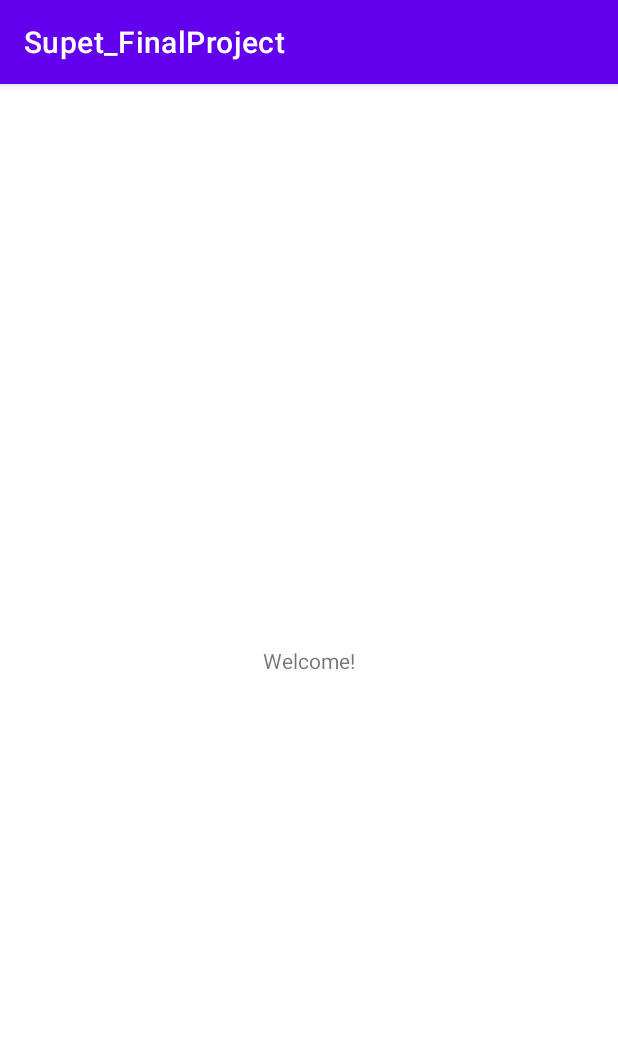
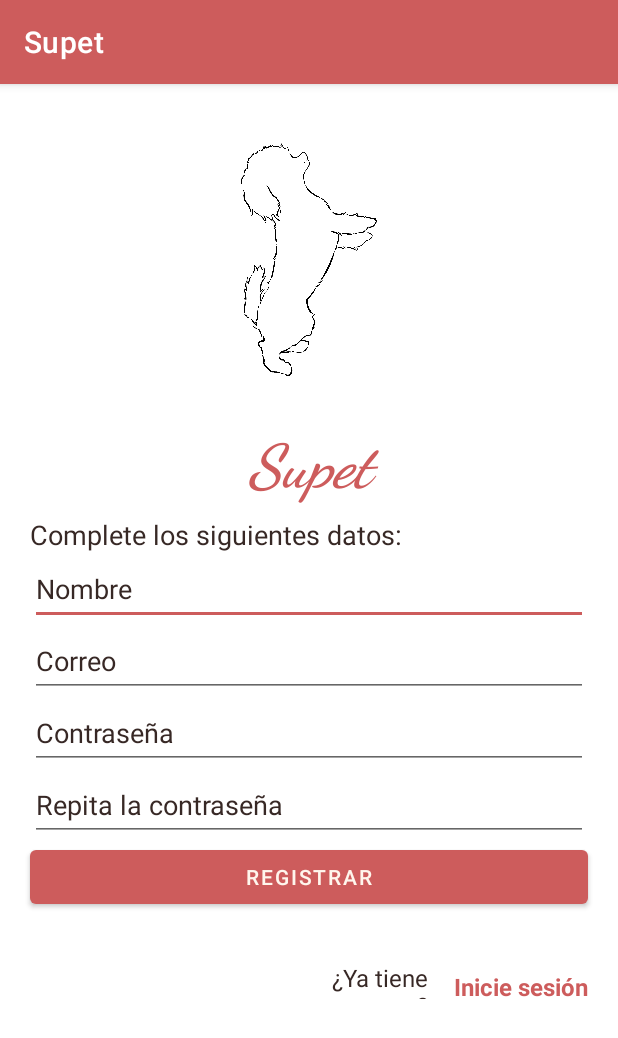
Before and after one commit to Soniamj5/Supet_finalproject, an Android app: the screen it shows after launch (MainActivity before the commit, RegisterActivity after it), on a phone screen of 412 x 824 dp. Shown: the top 1038 px of the screen. Run offline under Robolectric (Android 15) with nearby library versions, the phone set to English and light mode, and no system bars; our stand-ins replace Firebase (no records; nobody signed in at launch, a user with empty details on screens opened directly).

Commit message:
Firebase Firestore & Authentication functioning & RegisterActivity

```diff
--- a/app/src/main/AndroidManifest.xml
+++ b/app/src/main/AndroidManifest.xml
@@ -15,6 +15,9 @@
         tools:targetApi="31">
         <activity
             android:name=".MainActivity"
+            android:exported="true" />
+        <activity
+            android:name=".RegisterActivity"
             android:exported="true">
             <intent-filter>
                 <action android:name="android.intent.action.MAIN" />
--- a/app/src/main/java/com/animalhelpapp/supet_finalproject/MainActivity.java
+++ b/app/src/main/java/com/animalhelpapp/supet_finalproject/MainActivity.java
@@ -2,13 +2,32 @@ package com.animalhelpapp.supet_finalproject;
 
 import androidx.appcompat.app.AppCompatActivity;
 
+import android.content.Intent;
 import android.os.Bundle;
+import android.widget.ImageButton;
+import android.widget.Toast;
+
+import com.google.firebase.auth.FirebaseAuth;
 
 public class MainActivity extends AppCompatActivity {
+
+    FirebaseAuth mAuth;
 
     @Override
     protected void onCreate(Bundle savedInstanceState) {
         super.onCreate(savedInstanceState);
         setContentView(R.layout.activity_main);
+
+        /*inicializar firebase*/
+        mAuth = FirebaseAuth.getInstance();
+
+        /*button logout*/
+        ImageButton logout_btn = findViewById(R.id.logout_btn);
+        logout_btn.setOnClickListener(v -> {
+            mAuth.signOut();
+            finish();
+            startActivity(new Intent(MainActivity.this, RegisterActivity.class));
+            Toast.makeText(this, "Sesión cerrada", Toast.LENGTH_SHORT).show();
+        });
     }
 }
--- /dev/null
+++ b/app/src/main/java/com/animalhelpapp/supet_finalproject/RegisterActivity.java
@@ -0,0 +1,79 @@
+package com.animalhelpapp.supet_finalproject;
+
+import androidx.appcompat.app.AppCompatActivity;
+
+import android.content.Intent;
+import android.os.Bundle;
+import android.widget.Button;
+import android.widget.EditText;
+import android.widget.Toast;
+
+import com.google.firebase.auth.FirebaseAuth;
+import com.google.firebase.firestore.FirebaseFirestore;
+
+import java.util.HashMap;
+import java.util.Map;
+import java.util.Objects;
+
+public class RegisterActivity extends AppCompatActivity {
+    Button reg_btn;
+    EditText name, email, password, password2;
+    FirebaseFirestore mFirestore;
+    FirebaseAuth mAuth;
+
+    @Override
+    protected void onCreate(Bundle savedInstanceState) {
+        super.onCreate(savedInstanceState);
+        setContentView(R.layout.activity_register);
+
+        //Inicializar Firebase
+        mFirestore = FirebaseFirestore.getInstance();
+        mAuth = FirebaseAuth.getInstance();
+
+        //conectar con la parte gráfica
+        name = findViewById(R.id.reg_name);
+        email = findViewById(R.id.reg_email);
+        password = findViewById(R.id.reg_pass1);
+        password2 = findViewById(R.id.reg_pass2);
+
+        //Botón registrar
+        reg_btn = findViewById(R.id.reg_btn);
+        reg_btn.setOnClickListener(v -> {
+            //leer los campos
+            String nombre = name.getText().toString().trim();
+            String mail = email.getText().toString().trim();
+            String pass = password.getText().toString().trim();
+            String pass2 = password2.getText().toString().trim();
+
+            /*error si campos vacíos*/
+            if (nombre.isEmpty() && mail.isEmpty() && pass.isEmpty() && pass2.isEmpty()) {
+                Toast.makeText(RegisterActivity.this, "Por favor, rellene todos los campos", Toast.LENGTH_SHORT).show();
+            } else if (!pass2.equals(pass)) {
+                Toast.makeText(RegisterActivity.this, "Las contraseñas no coinciden", Toast.LENGTH_SHORT).show();
+            } else {
+                registrarUsuario(nombre, mail, pass);
+            }
+        });
+    }
+
+    //método registrarUsuario
+    private void registrarUsuario(String nombre, String mail, String pass) {
+        /*crear usuario*/
+        mAuth.createUserWithEmailAndPassword(mail, pass).addOnCompleteListener(task -> {
+            String id = mAuth.getCurrentUser().getUid();
+            Map<String, Object> map = new HashMap<>();
+            map.put("id", id);
+            map.put("name", nombre);
+            map.put("email", mail);
+            map.put("password", pass);
+            /*guardar los datos en collection Firestore*/
+            mFirestore.collection("user").document(id).set(map).addOnSuccessListener(unused -> {
+                /*si registro con éxito, ir a MainActivity*/
+                finish();
+                startActivity(new Intent(RegisterActivity.this, MainActivity.class));
+                Toast.makeText(RegisterActivity.this, "Usuario registrado con éxito!", Toast.LENGTH_SHORT).show();
+            }).addOnFailureListener(e -> Toast.makeText(RegisterActivity.this, "Error al guardar los datos!", Toast.LENGTH_SHORT).show());
+
+        }).addOnFailureListener(e -> Toast.makeText(RegisterActivity.this, "Error al registrar!", Toast.LENGTH_SHORT).show());
+    }
+}
--- /dev/null
+++ b/app/src/main/res/drawable/ic_logout_24.xml
@@ -0,0 +1,5 @@
+<vector android:height="24dp" android:tint="@color/cream"
+    android:viewportHeight="24" android:viewportWidth="24"
+    android:width="24dp" xmlns:android="http://schemas.android.com/apk/res/android">
+    <path android:fillColor="@android:color/white" android:pathData="M13,3h-2v10h2L13,3zM17.83,5.17l-1.42,1.42C17.99,7.86 19,9.81 19,12c0,3.87 -3.13,7 -7,7s-7,-3.13 -7,-7c0,-2.19 1.01,-4.14 2.58,-5.42L6.17,5.17C4.23,6.82 3,9.26 3,12c0,4.97 4.03,9 9,9s9,-4.03 9,-9c0,-2.74 -1.23,-5.18 -3.17,-6.83z"/>
+</vector>
--- a/app/src/main/res/layout/activity_main.xml
+++ b/app/src/main/res/layout/activity_main.xml
@@ -15,4 +15,18 @@
         app:layout_constraintStart_toStartOf="parent"
         app:layout_constraintTop_toTopOf="parent" />
 
+    <ImageButton
+        android:id="@+id/logout_btn"
+        android:layout_width="90dp"
+        android:layout_height="48dp"
+        android:background="@color/indian_red"
+        android:contentDescription="@string/logout_btn"
+        app:layout_constraintBottom_toBottomOf="parent"
+        app:layout_constraintEnd_toEndOf="parent"
+        app:layout_constraintHorizontal_bias="0.917"
+        app:layout_constraintStart_toStartOf="parent"
+        app:layout_constraintTop_toTopOf="parent"
+        app:layout_constraintVertical_bias="0.04"
+        app:srcCompat="@drawable/ic_logout_24" />
+
 </androidx.constraintlayout.widget.ConstraintLayout>
--- /dev/null
+++ b/app/src/main/res/layout/activity_register.xml
@@ -0,0 +1,186 @@
+<?xml version="1.0" encoding="utf-8"?>
+<androidx.constraintlayout.widget.ConstraintLayout xmlns:android="http://schemas.android.com/apk/res/android"
+    xmlns:app="http://schemas.android.com/apk/res-auto"
+    xmlns:tools="http://schemas.android.com/tools"
+    android:layout_width="match_parent"
+    android:layout_height="match_parent"
+    tools:context=".RegisterActivity">
+
+    <ImageView
+        android:id="@+id/imageView"
+        android:layout_width="414dp"
+        android:layout_height="230dp"
+        android:contentDescription="@string/image"
+        app:layout_constraintBottom_toBottomOf="parent"
+        app:layout_constraintEnd_toEndOf="parent"
+        app:layout_constraintHorizontal_bias="0.0"
+        app:layout_constraintStart_toStartOf="parent"
+        app:layout_constraintTop_toTopOf="parent"
+        app:layout_constraintVertical_bias="0.0"
+        app:srcCompat="@mipmap/perro" />
+
+    <TextView
+        android:id="@+id/app_name"
+        android:layout_width="match_parent"
+        android:layout_height="wrap_content"
+        android:fontFamily="cursive"
+        android:gravity="center"
+        android:text="@string/app_name"
+        android:textColor="@color/indian_red"
+        android:textSize="40sp"
+        android:textStyle="bold|italic"
+        app:layout_constraintBottom_toBottomOf="parent"
+        app:layout_constraintEnd_toEndOf="parent"
+        app:layout_constraintHorizontal_bias="0.0"
+        app:layout_constraintStart_toStartOf="@+id/reg_name"
+        app:layout_constraintTop_toBottomOf="@+id/imageView"
+        app:layout_constraintVertical_bias="0.0" />
+
+    <TextView
+        android:id="@+id/reg_txv"
+        android:layout_width="match_parent"
+        android:layout_height="wrap_content"
+        android:text="@string/reg_txv"
+        android:textColor="@color/dark_brown"
+        android:textColorHint="@color/dark_brown"
+        android:textSize="18sp"
+        app:layout_constraintBottom_toBottomOf="parent"
+        app:layout_constraintEnd_toEndOf="parent"
+        app:layout_constraintHorizontal_bias="0.0"
+        app:layout_constraintStart_toStartOf="parent"
+        app:layout_constraintTop_toBottomOf="@+id/app_name"
+        app:layout_constraintVertical_bias="0.018"
+        android:layout_marginStart="20dp"
+        android:layout_marginEnd="20dp"/>
+
+    <EditText
+        android:id="@+id/reg_name"
+        android:layout_width="match_parent"
+        android:layout_height="wrap_content"
+        android:ems="10"
+        android:hint="@string/reg_name"
+        android:importantForAutofill="no"
+        android:inputType="textPersonName"
+        android:minHeight="48dp"
+        android:textColor="@color/dark_brown"
+        android:textColorHint="@color/dark_brown"
+        app:layout_constraintBottom_toBottomOf="parent"
+        app:layout_constraintEnd_toEndOf="parent"
+        app:layout_constraintHorizontal_bias="1.0"
+        app:layout_constraintStart_toStartOf="parent"
+        app:layout_constraintTop_toBottomOf="@+id/reg_txv"
+        app:layout_constraintVertical_bias="0.0"
+        android:layout_marginStart="20dp"
+        android:layout_marginEnd="20dp"/>
+
+    <EditText
+        android:id="@+id/reg_email"
+        android:layout_width="match_parent"
+        android:layout_height="wrap_content"
+        android:ems="10"
+        android:hint="@string/reg_email"
+        android:importantForAutofill="no"
+        android:inputType="textEmailAddress"
+        android:minHeight="48dp"
+        android:textColor="@color/dark_brown"
+        android:textColorHint="@color/dark_brown"
+        app:layout_constraintBottom_toBottomOf="parent"
+        app:layout_constraintEnd_toEndOf="parent"
+        app:layout_constraintHorizontal_bias="0.0"
+        app:layout_constraintStart_toStartOf="parent"
+        app:layout_constraintTop_toBottomOf="@+id/reg_name"
+        app:layout_constraintVertical_bias="0.0"
+        android:layout_marginStart="20dp"
+        android:layout_marginEnd="20dp"/>
+
+    <EditText
+        android:id="@+id/reg_pass1"
+        android:layout_width="match_parent"
+        android:layout_height="wrap_content"
+        android:ems="10"
+        android:hint="@string/reg_pass1"
+        android:importantForAutofill="no"
+        android:inputType="textPassword"
+        android:minHeight="48dp"
+        android:textColor="@color/dark_brown"
+        android:textColorHint="@color/dark_brown"
+        app:layout_constraintBottom_toBottomOf="parent"
+        app:layout_constraintEnd_toEndOf="parent"
+        app:layout_constraintHorizontal_bias="0.0"
+        app:layout_constraintStart_toStartOf="parent"
+        app:layout_constraintTop_toBottomOf="@+id/reg_email"
+        app:layout_constraintVertical_bias="0.0"
+        tools:ignore="TextContrastCheck"
+        android:layout_marginStart="20dp"
+        android:layout_marginEnd="20dp"/>
+
+    <EditText
+        android:id="@+id/reg_pass2"
+        android:layout_width="match_parent"
+        android:layout_height="wrap_content"
+        android:ems="10"
+        android:hint="@string/reg_pass2"
+        android:importantForAutofill="no"
+        android:inputType="textPassword"
+        android:minHeight="48dp"
+        android:textColor="@color/dark_brown"
+        android:textColorHint="@color/dark_brown"
+        app:layout_constraintBottom_toBottomOf="parent"
+        app:layout_constraintEnd_toEndOf="parent"
+        app:layout_constraintHorizontal_bias="0.0"
+        app:layout_constraintStart_toStartOf="parent"
+        app:layout_constraintTop_toBottomOf="@+id/reg_pass1"
+        app:layout_constraintVertical_bias="0.0"
+        tools:ignore="TextContrastCheck,TouchTargetSizeCheck"
+        android:layout_marginStart="20dp"
+        android:layout_marginEnd="20dp"/>
+
+    <Button
+        android:id="@+id/reg_btn"
+        android:layout_width="match_parent"
+        android:layout_height="wrap_content"
+        android:minHeight="48dp"
+        android:text="@string/reg_btn"
+        android:textColor="@color/cream"
+        app:layout_constraintBottom_toBottomOf="parent"
+        app:layout_constraintEnd_toEndOf="parent"
+        app:layout_constraintHorizontal_bias="0.0"
+        app:layout_constraintStart_toStartOf="parent"
+        app:layout_constraintTop_toBottomOf="@+id/reg_pass2"
+        app:layout_constraintVertical_bias="0.0"
+        tools:ignore="TextContrastCheck,TouchTargetSizeCheck"
+        android:layout_marginStart="20dp"
+        android:layout_marginEnd="20dp"/>
+
+    <TextView
+        android:id="@+id/reg_txv2"
+        android:layout_width="124dp"
+        android:layout_height="25dp"
+        android:gravity="end"
+        android:text="@string/reg_txv2"
+        android:textColor="@color/dark_brown"
+        android:textSize="16sp"
+        app:layout_constraintBottom_toBottomOf="parent"
+        app:layout_constraintEnd_toEndOf="parent"
+        app:layout_constraintHorizontal_bias="0.56"
+        app:layout_constraintStart_toStartOf="parent"
+        app:layout_constraintTop_toBottomOf="@+id/reg_btn"
+        app:layout_constraintVertical_bias="0.169" />
+
+    <TextView
+        android:id="@+id/reg_login"
+        android:layout_width="91dp"
+        android:layout_height="24dp"
+        android:gravity="end"
+        android:text="@string/reg_login"
+        android:textColor="@color/indian_red"
+        android:textSize="16sp"
+        android:textStyle="bold"
+        app:layout_constraintBottom_toBottomOf="parent"
+        app:layout_constraintEnd_toEndOf="parent"
+        app:layout_constraintHorizontal_bias="0.428"
+        app:layout_constraintStart_toEndOf="@+id/reg_txv2"
+        app:layout_constraintTop_toBottomOf="@+id/reg_btn"
+        app:layout_constraintVertical_bias="0.2" />
+
+</androidx.constraintlayout.widget.ConstraintLayout>
--- a/app/src/main/res/values/colors.xml
+++ b/app/src/main/res/values/colors.xml
@@ -7,4 +7,10 @@
     <color name="teal_700">#FF018786</color>
     <color name="black">#FF000000</color>
     <color name="white">#FFFFFFFF</color>
+    <color name="light_coral">#F08080</color>
+    <color name="indian_red">#CD5C5C</color>
+    <color name="strong_pastel_salmon">#821417</color>
+    <color name="dark_brown">#372825</color>
+    <color name="pastel_brown">#e3d7bf</color>
+    <color name="cream">#fff6ed</color>
 </resources>
--- a/app/src/main/res/values/strings.xml
+++ b/app/src/main/res/values/strings.xml
@@ -1,3 +1,21 @@
 <resources>
-    <string name="app_name">Supet_FinalProject</string>
+    <string name="app_name">Supet</string>
+    <string name="home_icon">Home</string>
+    <string name="person_icon">Perfil</string>
+    <string name="add">Add</string>
+    <string name="reg_txv">Complete los siguientes datos:</string>
+    <string name="reg_name">Nombre</string>
+    <string name="reg_email">Correo</string>
+    <string name="reg_pass1">Contraseña</string>
+    <string name="reg_pass2">Repita la contraseña</string>
+    <string name="reg_btn">Registrar</string>
+    <string name="reg_txv2">¿Ya tiene cuenta?</string>
+    <string name="reg_login">Inicie sesión</string>
+    <string name="image">Perro jugando</string>
+    <string name="login_txv">Iniciar sesión para continuar</string>
+    <string name="login_forget">¿Olvidó su contraseña?</string>
+    <string name="login_btn">Iniciar Sesión</string>
+    <string name="login_txv2">¿No tiene cuenta?</string>
+    <string name="login_register">Regístrese</string>
+    <string name="logout_btn">Logout</string>
 </resources>
--- a/app/src/main/res/values/themes.xml
+++ b/app/src/main/res/values/themes.xml
@@ -2,13 +2,13 @@
     <!-- Base application theme. -->
     <style name="Theme.Supet_FinalProject" parent="Theme.MaterialComponents.DayNight.DarkActionBar">
         <!-- Primary brand color. -->
-        <item name="colorPrimary">@color/purple_500</item>
-        <item name="colorPrimaryVariant">@color/purple_700</item>
-        <item name="colorOnPrimary">@color/white</item>
+        <item name="colorPrimary">@color/indian_red</item>
+        <item name="colorPrimaryVariant">@color/indian_red</item>
+        <item name="colorOnPrimary">@color/cream</item>
         <!-- Secondary brand color. -->
-        <item name="colorSecondary">@color/teal_200</item>
-        <item name="colorSecondaryVariant">@color/teal_700</item>
-        <item name="colorOnSecondary">@color/black</item>
+        <item name="colorSecondary">@color/indian_red</item>
+        <item name="colorSecondaryVariant">@color/indian_red</item>
+        <item name="colorOnSecondary">@color/cream</item>
         <!-- Status bar color. -->
         <item name="android:statusBarColor" tools:targetApi="l">?attr/colorPrimaryVariant</item>
         <!-- Customize your theme here. -->
```
Also changed, not shown: app/build.gradle (+8 -0 lines), build.gradle (+10 -0 lines), app/src/main/res/mipmap-mdpi/perro.png (added), 1 other file.
